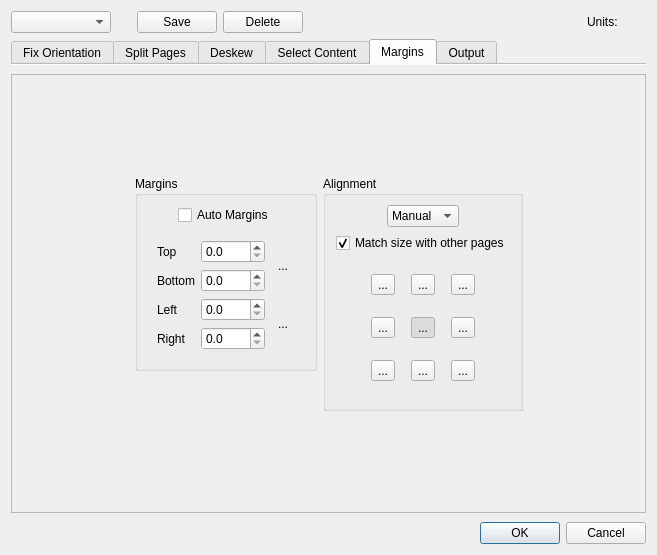
Above: ui/DefaultParamsDialog.ui from 4lex4/scantailor-advanced before the change. Below: the same form after it.
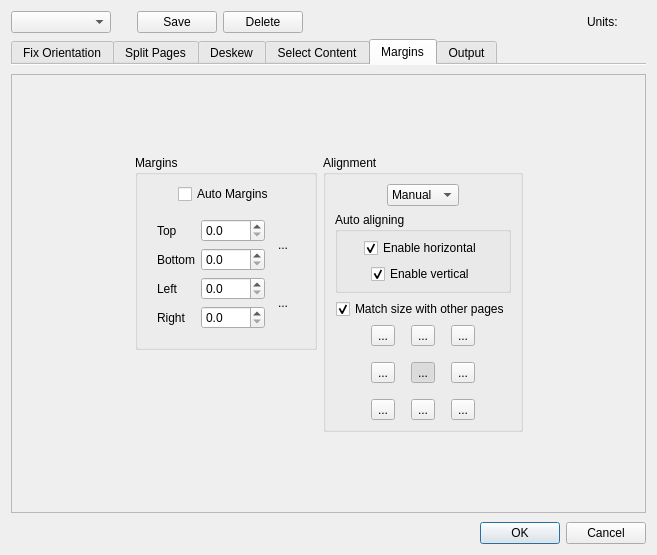
That is the form after the change. The open tabs and pages were chosen to show the change. Icons and pictures are not drawn.

Commit message: Added ability to separately control vertical and horizontal automatic alignment when auto or original alignment mode enabled.

The edit to the form file:
```diff
--- a/ui/DefaultParamsDialog.ui
+++ b/ui/DefaultParamsDialog.ui
@@ -1441,6 +1441,107 @@
                 </item>
                </layout>
               </item>
+              <item>
+               <widget class="QGroupBox" name="autoAlignSettingsGroup">
+                <property name="title">
+                 <string>Auto aligning</string>
+                </property>
+                <layout class="QVBoxLayout" name="verticalLayout_9">
+                 <property name="leftMargin">
+                  <number>6</number>
+                 </property>
+                 <property name="topMargin">
+                  <number>6</number>
+                 </property>
+                 <property name="rightMargin">
+                  <number>6</number>
+                 </property>
+                 <property name="bottomMargin">
+                  <number>6</number>
+                 </property>
+                 <item>
+                  <layout class="QHBoxLayout" name="horizontalLayout_35">
+                   <item>
+                    <spacer name="horizontalSpacer_74">
+                     <property name="orientation">
+                      <enum>Qt::Horizontal</enum>
+                     </property>
+                     <property name="sizeHint" stdset="0">
+                      <size>
+                       <width>1</width>
+                       <height>1</height>
+                      </size>
+                     </property>
+                    </spacer>
+                   </item>
+                   <item>
+                    <widget class="QCheckBox" name="autoHorizontalAligningCB">
+                     <property name="text">
+                      <string>Enable horizontal</string>
+                     </property>
+                     <property name="checked">
+                      <bool>true</bool>
+                     </property>
+                    </widget>
+                   </item>
+                   <item>
+                    <spacer name="horizontalSpacer_75">
+                     <property name="orientation">
+                      <enum>Qt::Horizontal</enum>
+                     </property>
+                     <property name="sizeHint" stdset="0">
+                      <size>
+                       <width>1</width>
+                       <height>1</height>
+                      </size>
+                     </property>
+                    </spacer>
+                   </item>
+                  </layout>
+                 </item>
+                 <item>
+                  <layout class="QHBoxLayout" name="horizontalLayout_36">
+                   <item>
+                    <spacer name="horizontalSpacer_76">
+                     <property name="orientation">
+                      <enum>Qt::Horizontal</enum>
+                     </property>
+                     <property name="sizeHint" stdset="0">
+                      <size>
+                       <width>1</width>
+                       <height>1</height>
+                      </size>
+                     </property>
+                    </spacer>
+                   </item>
+                   <item>
+                    <widget class="QCheckBox" name="autoVerticalAligningCB">
+                     <property name="text">
+                      <string>Enable vertical</string>
+                     </property>
+                     <property name="checked">
+                      <bool>true</bool>
+                     </property>
+                    </widget>
+                   </item>
+                   <item>
+                    <spacer name="horizontalSpacer_77">
+                     <property name="orientation">
+                      <enum>Qt::Horizontal</enum>
+                     </property>
+                     <property name="sizeHint" stdset="0">
+                      <size>
+                       <width>1</width>
+                       <height>1</height>
+                      </size>
+                     </property>
+                    </spacer>
+                   </item>
+                  </layout>
+                 </item>
+                </layout>
+               </widget>
+              </item>
               <item>
                <layout class="QHBoxLayout" name="horizontalLayout_26">
                 <item>
@@ -1482,8 +1583,7 @@
                </layout>
               </item>
               <item>
-               <widget class="QWidget" name="alignButtonsWidget" native="true">
-                <layout class="QHBoxLayout" name="horizontalLayout_6">
+               <layout class="QHBoxLayout" name="horizontalLayout_5">
                  <item>
                   <spacer name="horizontalSpacer_17">
                    <property name="orientation">
@@ -1728,7 +1828,6 @@
                   </spacer>
                  </item>
                 </layout>
-               </widget>
               </item>
              </layout>
             </widget>
```
Left out of the diff: 12 changed lines with no effect on the pictures. Lines whose indentation alone changed are shown as unchanged. The commit also changes 8 other files.
